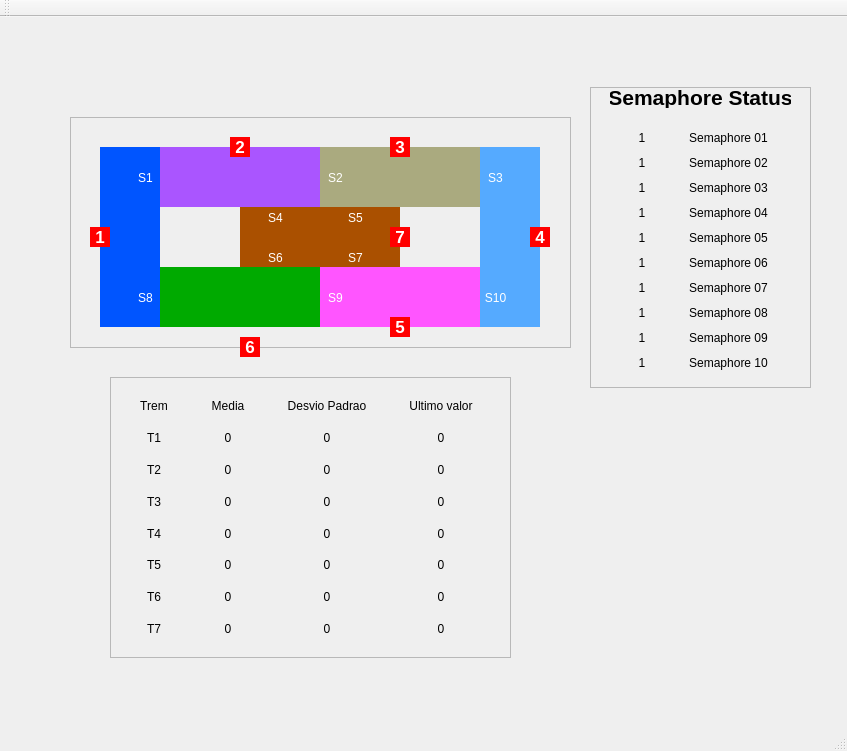
Qt form mainwindow.ui (arturcuringa/Trens) before a commit.
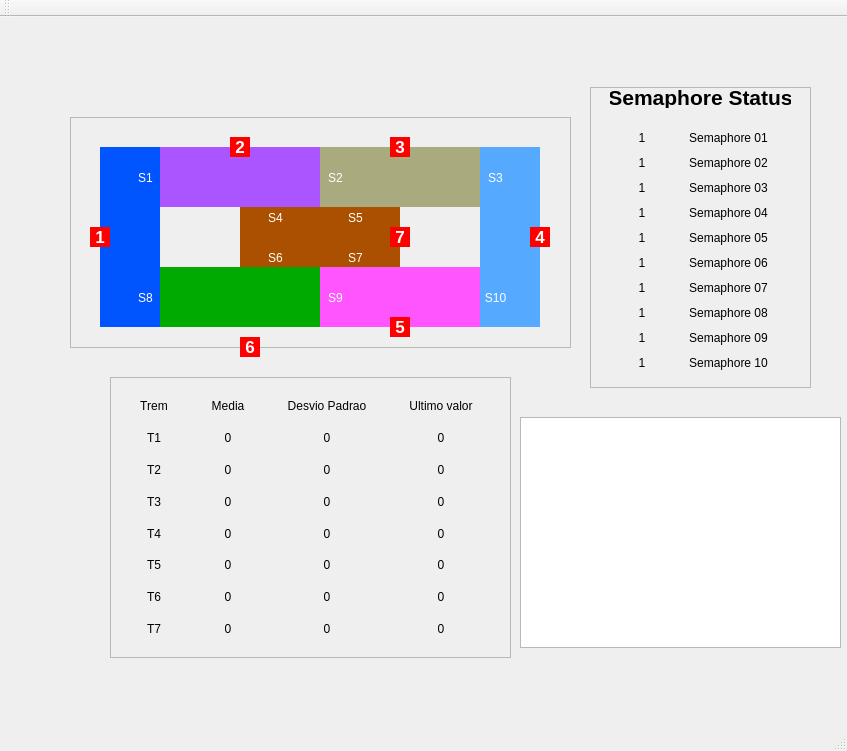
The same form after that commit.

Diff of the .ui file:
```diff
--- a/mainwindow.ui
+++ b/mainwindow.ui
@@ -1330,6 +1330,22 @@
      </layout>
     </widget>
    </widget>
+   <widget class="QPlainTextEdit" name="logger">
+    <property name="geometry">
+     <rect>
+      <x>520</x>
+      <y>400</y>
+      <width>321</width>
+      <height>231</height>
+     </rect>
+    </property>
+    <property name="plainText">
+     <string/>
+    </property>
+    <property name="centerOnScroll">
+     <bool>true</bool>
+    </property>
+   </widget>
    <zorder>frame</zorder>
    <zorder>labelTrilho02</zorder>
    <zorder>labelTrilho03</zorder>
```
Left out of the diff: 1 changed line with no effect on the pictures.
